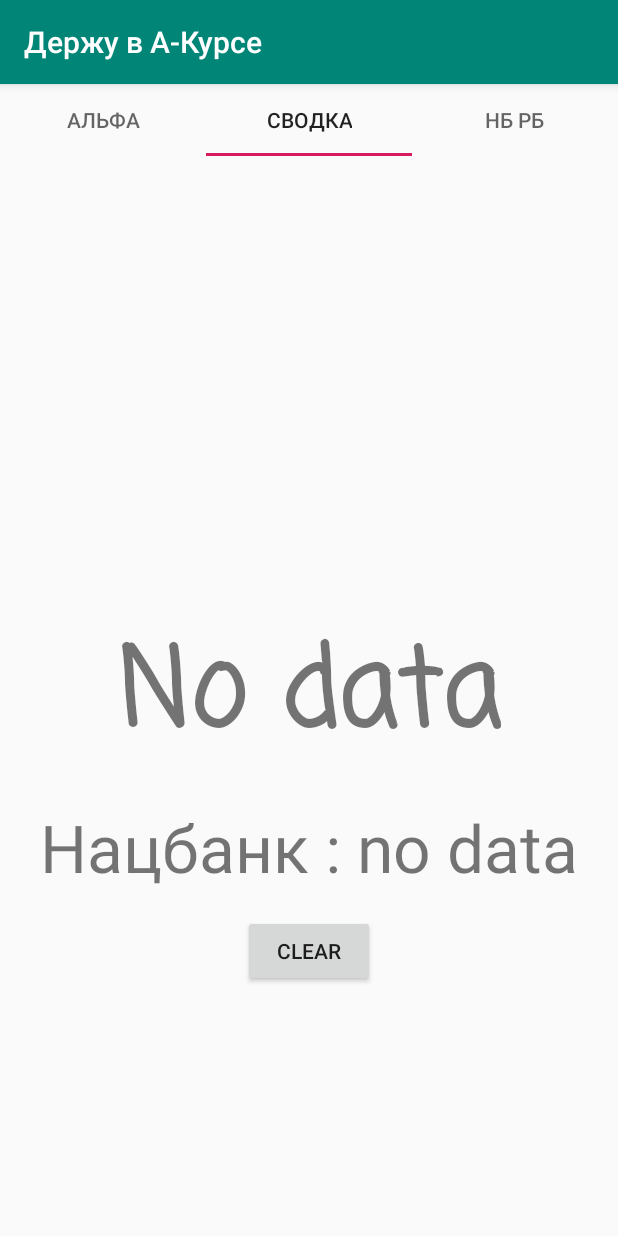
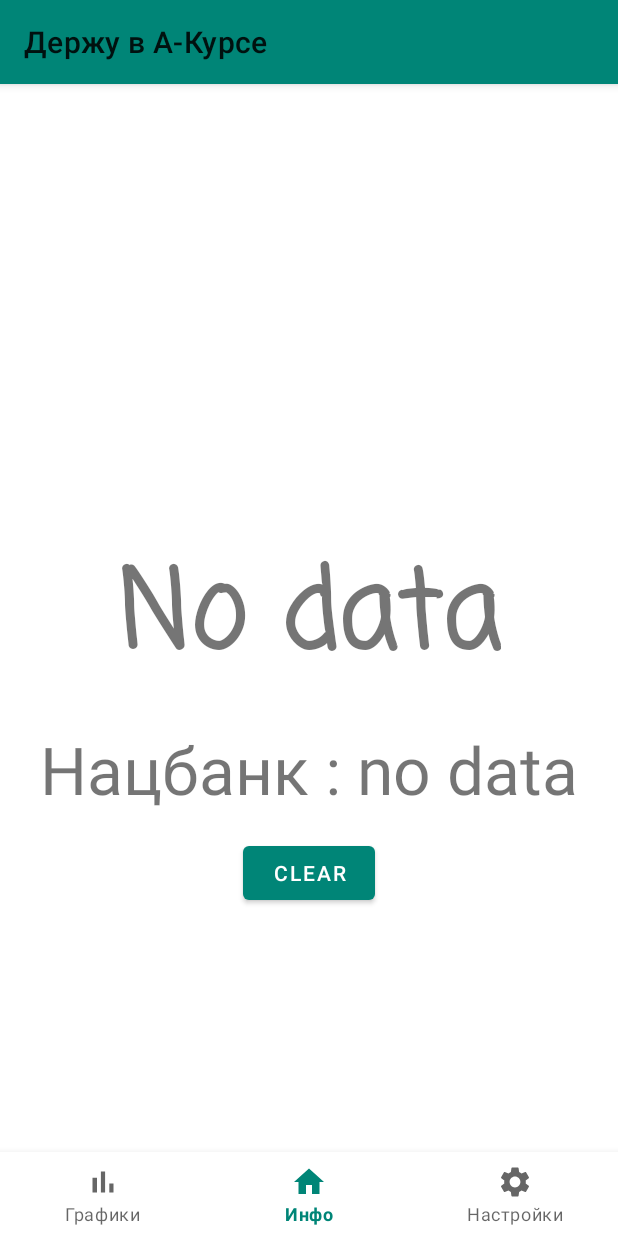
Before and after one commit to LisPI/KeepInAkurs, an Android app: the HomeFragment screen opened directly, with no data from a screen before it, on a phone screen of 412 x 824 dp. Run offline under Robolectric (Android 15) with nearby library versions, the phone set to English and light mode, and no system bars; our stand-ins replace Room's generated code.

Commit message:
feat: from viewpager2 to bottomNavigation

```diff
--- a/app/src/main/java/com/develop/room530/lis/akursnotify/AkursFragment.kt
+++ b/app/src/main/java/com/develop/room530/lis/akursnotify/AkursFragment.kt
@@ -31,7 +31,8 @@ class AkursFragment : Fragment() {
 
     override fun onViewCreated(view: View, savedInstanceState: Bundle?) {
         super.onViewCreated(view, savedInstanceState)
-        getDatabase(requireContext()).akursDatabaseDao.getAkurs().observe(viewLifecycleOwner) {printChart(it)}
+        getDatabase(requireContext()).akursDatabaseDao.getAkurs()
+            .observe(viewLifecycleOwner) { printChart(it) }
     }
 
     override fun onDestroyView() {
@@ -61,7 +62,8 @@ class AkursFragment : Fragment() {
             xAxis.isGranularityEnabled = true
             xAxis.labelRotationAngle = 315f
 
-            xAxis.valueFormatter = IndexAxisValueFormatter(rates.map { getDateHHMMDDMMFormat(it.date) })
+            xAxis.valueFormatter =
+                IndexAxisValueFormatter(rates.map { getDateHHMMDDMMFormat(it.date) })
             xAxis.position = XAxis.XAxisPosition.BOTTOM
             description.text = ""
             this.data = data
--- a/app/src/main/java/com/develop/room530/lis/akursnotify/HomeFragment.kt
+++ b/app/src/main/java/com/develop/room530/lis/akursnotify/HomeFragment.kt
@@ -4,6 +4,7 @@ import android.content.Context
 import android.net.ConnectivityManager
 import android.net.NetworkInfo
 import android.os.Bundle
+import android.util.Log
 import android.view.LayoutInflater
 import android.view.View
 import android.view.ViewGroup
@@ -14,10 +15,7 @@ import com.develop.room530.lis.akursnotify.database.saveRatesInDb
 import com.develop.room530.lis.akursnotify.databinding.FragmentHomeBinding
 import com.develop.room530.lis.akursnotify.network.AlfaApi
 import com.develop.room530.lis.akursnotify.network.NbrbApi
-import kotlinx.coroutines.CoroutineScope
-import kotlinx.coroutines.Dispatchers
-import kotlinx.coroutines.launch
-import kotlinx.coroutines.withContext
+import kotlinx.coroutines.*
 
 const val KEY_CURRENCY = "key_currency"
 const val KEY_CURRENCYNB = "key_currencyNB"
@@ -42,7 +40,10 @@ class HomeFragment : Fragment() {
         super.onViewCreated(view, savedInstanceState)
 
         binding.button.setOnClickListener {
-            val sp = requireContext().getSharedPreferences(this.getString(R.string.app_pref), Context.MODE_PRIVATE)
+            val sp = requireContext().getSharedPreferences(
+                this.getString(R.string.app_pref),
+                Context.MODE_PRIVATE
+            )
             sp.edit().apply {
                 putBoolean(requireContext().getString(R.string.onboarding_complete), false)
                 apply()
@@ -73,6 +74,9 @@ class HomeFragment : Fragment() {
         } else getCurrency()
     }
 
+    private var job = Job()
+    private val coroutineScope = CoroutineScope(job + Dispatchers.Main )
+
     private fun getCurrency() {
         if (checkInternet() != true) {
             currency.value = "Check your Internet connection"
@@ -81,14 +85,14 @@ class HomeFragment : Fragment() {
         }
 
         // TODO: make red/green triangle as in Lesson - selectors
-        CoroutineScope(Dispatchers.Main).launch {
-
+        coroutineScope.launch {
             val nbrb = NbrbApi.getUsdRateImpl() //"2020-11-23"
             val akursRates = AlfaApi.getAkursRatesOnDateImpl() //"01.12.2020"
 
             saveRatesInDb(requireContext(), akursRates, nbrb)
 
-            val akursRate = withContext(Dispatchers.IO){getDatabase(requireContext()).akursDatabaseDao.getLastAkurs()}
+            val akursRate =
+                withContext(Dispatchers.IO) { getDatabase(requireContext()).akursDatabaseDao.getLastAkurs() }
 
             currencyNB.value = getString(R.string.NB) + " : " + (nbrb?.price ?: "no data")
             currency.value = akursRate?.rate ?: "No data"
@@ -110,6 +114,8 @@ class HomeFragment : Fragment() {
 
     override fun onDestroyView() {
         _binding = null
+        job.complete()
+        Log.d("1","destroy")
         super.onDestroyView()
     }
 }
--- a/app/src/main/java/com/develop/room530/lis/akursnotify/MainActivity.kt
+++ b/app/src/main/java/com/develop/room530/lis/akursnotify/MainActivity.kt
@@ -4,30 +4,19 @@ import android.content.Context
 import android.content.Intent
 import android.os.Bundle
 import androidx.appcompat.app.AppCompatActivity
-import androidx.fragment.app.Fragment
-import androidx.fragment.app.FragmentActivity
-import androidx.viewpager2.adapter.FragmentStateAdapter
+import androidx.fragment.app.add
+import androidx.fragment.app.commit
+import androidx.fragment.app.replace
 import androidx.viewpager2.widget.ViewPager2
-import com.google.android.material.tabs.TabLayout
-import com.google.android.material.tabs.TabLayoutMediator
+import com.google.android.material.bottomnavigation.BottomNavigationView
 
 class MainActivity : AppCompatActivity() {
 
+
+    // TODO add install code - load akurs! (weekend problems now) - onboarding screen in this time:)
+    // TODO add feature get rates by date!!!!
+    // TODO view setting - 3 days, weak, month - without title
     private lateinit var viewPager: ViewPager2
-
-    private inner class MyPagerAdapter(fa: FragmentActivity) : FragmentStateAdapter(fa) {
-        override fun getItemCount(): Int = 3
-
-        // TODO add install code - load akurs! (weekend problems now) - onboarding screen in this time:)
-        // TODO add feature get rates by date!!!!
-        override fun createFragment(position: Int): Fragment {
-            return when (position) {
-                0 -> AkursFragment()
-                1 -> HomeFragment()
-                else -> NbrbFragment()
-            }
-        }
-    }
 
     override fun onCreate(savedInstanceState: Bundle?) {
         super.onCreate(savedInstanceState)
@@ -35,24 +24,49 @@ class MainActivity : AppCompatActivity() {
 
         showOnboardingIfNeeded()
 
-        viewPager = findViewById(R.id.pager)
-        val pagerAdapter = MyPagerAdapter(this)
-        viewPager.adapter = pagerAdapter
-        viewPager.setCurrentItem(1, false)
+        if (savedInstanceState == null) {
+            supportFragmentManager.commit {
+                setReorderingAllowed(true)
+                add<HomeFragment>(R.id.fragment_container_view)
+            }
+            findViewById<BottomNavigationView>(R.id.bottom_navigation).selectedItemId =
+                R.id.HomeFragment
+        }
 
-        val tabLayout = findViewById<TabLayout>(R.id.tab)
-        TabLayoutMediator(tabLayout, viewPager) { tab, position ->
-            tab.text = when (position) {
-                0 -> "Альфа"
-                1 -> "Сводка"
-                else -> "НБ РБ"
+        findViewById<BottomNavigationView>(R.id.bottom_navigation).setOnNavigationItemSelectedListener { item ->
+            when (item.itemId) {
+                R.id.ChartsFragment -> {
+                    if (supportFragmentManager.findFragmentById(R.id.fragment_container_view) !is AkursFragment)
+                        supportFragmentManager.commit {
+                            setReorderingAllowed(true)
+                            replace<AkursFragment>(R.id.fragment_container_view)
+                        }
+                    true
+                }
+                R.id.SettingsFragment -> {
+                    if (supportFragmentManager.findFragmentById(R.id.fragment_container_view) !is SettingsFragment)
+                        supportFragmentManager.commit {
+                            setReorderingAllowed(true)
+                            replace<SettingsFragment>(R.id.fragment_container_view)
+                        }
+                    true
+                }
+                R.id.HomeFragment -> {
+                    if (supportFragmentManager.findFragmentById(R.id.fragment_container_view) !is HomeFragment)
+                        supportFragmentManager.commit {
+                            setReorderingAllowed(true)
+                            replace<HomeFragment>(R.id.fragment_container_view)
+                        }
+                    true
+                }
+                else -> false
             }
-        }.attach()
+        }
     }
 
     private fun showOnboardingIfNeeded() {
         val sp = this.getSharedPreferences(this.getString(R.string.app_pref), Context.MODE_PRIVATE)
-        if(!sp.getBoolean(this.getString(R.string.onboarding_complete), false)){
+        if (!sp.getBoolean(this.getString(R.string.onboarding_complete), false)) {
             val onboardingIntent = Intent(this, OnboardingActivity::class.java)
             startActivity(onboardingIntent)
             finish()
--- a/app/src/main/java/com/develop/room530/lis/akursnotify/NbrbFragment.kt
+++ b/app/src/main/java/com/develop/room530/lis/akursnotify/NbrbFragment.kt
@@ -55,7 +55,7 @@ class NbrbFragment : Fragment() {
         val data = LineData(datasets)
         data.isHighlightEnabled = false
 
-        with(binding.chart) {
+         with(binding.chart){
 
             setDrawBorders(true)
             xAxis.isGranularityEnabled = true
@@ -70,6 +70,8 @@ class NbrbFragment : Fragment() {
             // TODO do it!
             setExtraOffsets(10F, 10F, 20F, 10F)
 
+            binding.chart.setMaxVisibleValueCount(30)
+
             invalidate()
         }
     }
--- /dev/null
+++ b/app/src/main/res/drawable/ic_baseline_bar_chart_24.xml
@@ -0,0 +1,10 @@
+<vector xmlns:android="http://schemas.android.com/apk/res/android"
+    android:width="24dp"
+    android:height="24dp"
+    android:viewportWidth="24"
+    android:viewportHeight="24"
+    android:tint="?attr/colorControlNormal">
+  <path
+      android:fillColor="@android:color/white"
+      android:pathData="M5,9.2h3L8,19L5,19zM10.6,5h2.8v14h-2.8zM16.2,13L19,13v6h-2.8z"/>
+</vector>
--- /dev/null
+++ b/app/src/main/res/drawable/ic_baseline_home_24.xml
@@ -0,0 +1,10 @@
+<vector xmlns:android="http://schemas.android.com/apk/res/android"
+    android:width="24dp"
+    android:height="24dp"
+    android:viewportWidth="24"
+    android:viewportHeight="24"
+    android:tint="?attr/colorControlNormal">
+  <path
+      android:fillColor="@android:color/white"
+      android:pathData="M10,20v-6h4v6h5v-8h3L12,3 2,12h3v8z"/>
+</vector>
--- /dev/null
+++ b/app/src/main/res/drawable/ic_baseline_settings_24.xml
@@ -0,0 +1,10 @@
+<vector xmlns:android="http://schemas.android.com/apk/res/android"
+    android:width="24dp"
+    android:height="24dp"
+    android:viewportWidth="24"
+    android:viewportHeight="24"
+    android:tint="?attr/colorControlNormal">
+  <path
+      android:fillColor="@android:color/white"
+      android:pathData="M19.14,12.94c0.04,-0.3 0.06,-0.61 0.06,-0.94c0,-0.32 -0.02,-0.64 -0.07,-0.94l2.03,-1.58c0.18,-0.14 0.23,-0.41 0.12,-0.61l-1.92,-3.32c-0.12,-0.22 -0.37,-0.29 -0.59,-0.22l-2.39,0.96c-0.5,-0.38 -1.03,-0.7 -1.62,-0.94L14.4,2.81c-0.04,-0.24 -0.24,-0.41 -0.48,-0.41h-3.84c-0.24,0 -0.43,0.17 -0.47,0.41L9.25,5.35C8.66,5.59 8.12,5.92 7.63,6.29L5.24,5.33c-0.22,-0.08 -0.47,0 -0.59,0.22L2.74,8.87C2.62,9.08 2.66,9.34 2.86,9.48l2.03,1.58C4.84,11.36 4.8,11.69 4.8,12s0.02,0.64 0.07,0.94l-2.03,1.58c-0.18,0.14 -0.23,0.41 -0.12,0.61l1.92,3.32c0.12,0.22 0.37,0.29 0.59,0.22l2.39,-0.96c0.5,0.38 1.03,0.7 1.62,0.94l0.36,2.54c0.05,0.24 0.24,0.41 0.48,0.41h3.84c0.24,0 0.44,-0.17 0.47,-0.41l0.36,-2.54c0.59,-0.24 1.13,-0.56 1.62,-0.94l2.39,0.96c0.22,0.08 0.47,0 0.59,-0.22l1.92,-3.32c0.12,-0.22 0.07,-0.47 -0.12,-0.61L19.14,12.94zM12,15.6c-1.98,0 -3.6,-1.62 -3.6,-3.6s1.62,-3.6 3.6,-3.6s3.6,1.62 3.6,3.6S13.98,15.6 12,15.6z"/>
+</vector>
--- a/app/src/main/res/layout/activity_main.xml
+++ b/app/src/main/res/layout/activity_main.xml
@@ -1,20 +1,21 @@
 <?xml version="1.0" encoding="utf-8"?>
 <LinearLayout xmlns:android="http://schemas.android.com/apk/res/android"
+        xmlns:app="http://schemas.android.com/apk/res-auto"
         xmlns:tools="http://schemas.android.com/tools"
         android:layout_width="match_parent"
         android:layout_height="match_parent"
-        xmlns:app="http://schemas.android.com/apk/res-auto"
-        tools:context=".MainActivity"
-        android:orientation="vertical">
+        android:orientation="vertical"
+        tools:context=".MainActivity">
 
-    <com.google.android.material.tabs.TabLayout
-            android:id="@+id/tab"
+    <androidx.fragment.app.FragmentContainerView
+            android:id="@+id/fragment_container_view"
+            android:layout_width="match_parent"
+            android:layout_height="0dp"
+            android:layout_weight="1" />
+
+    <com.google.android.material.bottomnavigation.BottomNavigationView
+            android:id="@+id/bottom_navigation"
             android:layout_width="match_parent"
             android:layout_height="wrap_content"
-            app:tabGravity="fill"/>
-
-    <androidx.viewpager2.widget.ViewPager2
-            android:id="@+id/pager"
-            android:layout_width="match_parent"
-            android:layout_height="match_parent" />
+            app:menu="@menu/bottom_navigation_menu" />
 </LinearLayout>
--- /dev/null
+++ b/app/src/main/res/menu/bottom_navigation_menu.xml
@@ -0,0 +1,18 @@
+<?xml version="1.0" encoding="utf-8"?>
+<menu xmlns:android="http://schemas.android.com/apk/res/android">
+    <item
+            android:id="@+id/ChartsFragment"
+            android:enabled="true"
+            android:icon="@drawable/ic_baseline_bar_chart_24"
+            android:title="Графики"/>
+    <item
+            android:id="@+id/HomeFragment"
+            android:enabled="true"
+            android:icon="@drawable/ic_baseline_home_24"
+            android:title="Инфо"/>
+    <item
+            android:id="@+id/SettingsFragment"
+            android:enabled="true"
+            android:icon="@drawable/ic_baseline_settings_24"
+            android:title="Настройки"/>
+</menu>
--- a/app/src/main/res/values/colors.xml
+++ b/app/src/main/res/values/colors.xml
@@ -3,4 +3,6 @@
     <color name="colorPrimary">#008577</color>
     <color name="colorPrimaryDark">#00574B</color>
     <color name="colorAccent">#D81B60</color>
+
+
 </resources>
--- a/app/src/main/res/values/styles.xml
+++ b/app/src/main/res/values/styles.xml
@@ -1,7 +1,7 @@
 <resources>
 
     <!-- Base application theme. -->
-    <style name="AppTheme" parent="Theme.AppCompat.Light.DarkActionBar">
+    <style name="AppTheme" parent="Theme.MaterialComponents.DayNight">
         <!-- Customize your theme here. -->
         <item name="colorPrimary">@color/colorPrimary</item>
         <item name="colorPrimaryDark">@color/colorPrimaryDark</item>
--- a/build.gradle
+++ b/build.gradle
@@ -1,17 +1,17 @@
 // Top-level build file where you can add configuration options common to all sub-projects/modules.
 
 buildscript {
-    ext.kotlin_version = '1.4.20'
+    ext.kotlin_version = '1.4.31'
     ext.retrofit_version = '2.9.0'
     ext.work_version = '2.4.0'
-    ext.room_version = '2.2.5'
+    ext.room_version = '2.2.6'
     repositories {
         google()
         jcenter()
 
     }
     dependencies {
-        classpath 'com.android.tools.build:gradle:4.1.1'
+        classpath 'com.android.tools.build:gradle:4.2.0-beta06'
         classpath "org.jetbrains.kotlin:kotlin-gradle-plugin:$kotlin_version"
         // NOTE: Do not place your application dependencies here; they belong
         // in the individual module build.gradle files
```
Also changed, not shown: app/build.gradle (+8 -3 lines), app/src/main/java/com/develop/room530/lis/akursnotify/SettingsFragment.kt (added, +7 -0 lines), app/src/main/res/layout/fragment_settings.xml (added, +37 -0 lines), gradle/wrapper/gradle-wrapper.properties.
